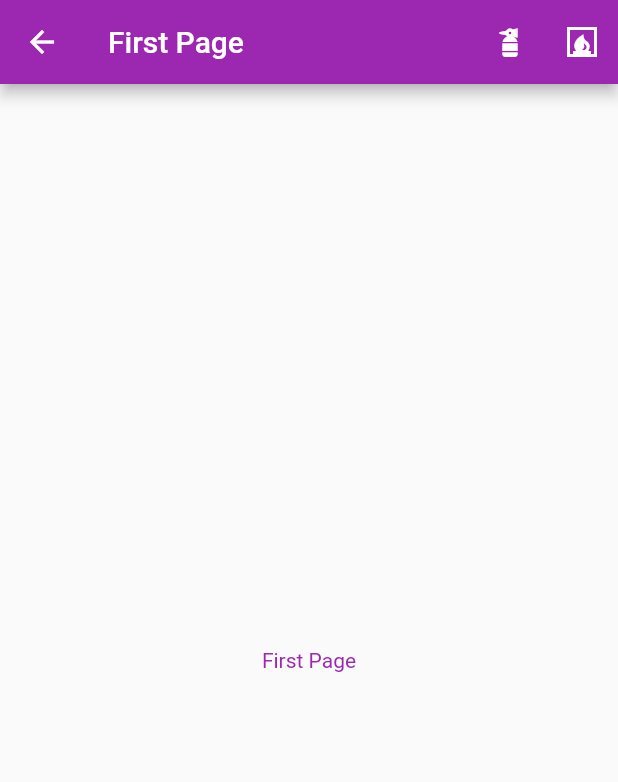
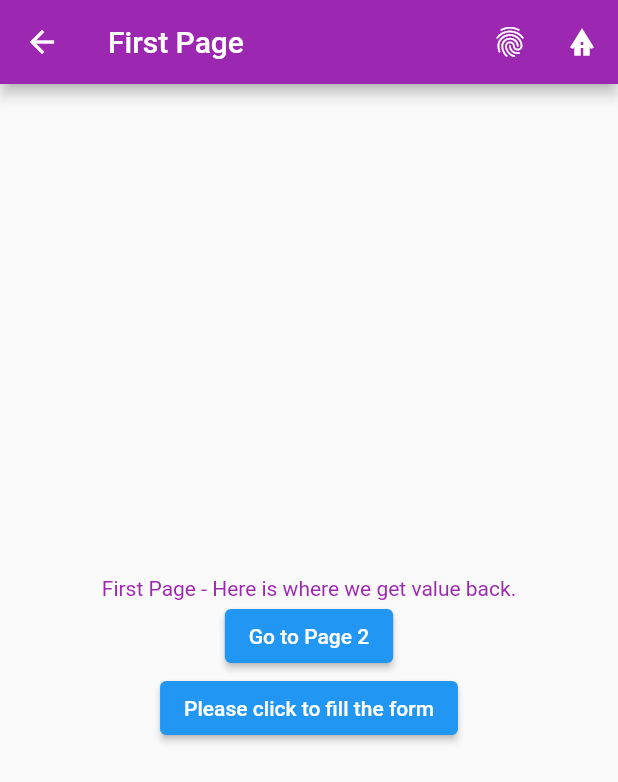
Before and after one commit to is381-1-2021/juthamas, a Flutter app: the FirstPage screen opened by its route, on a phone screen of 412 x 824 dp. Shown: the top 782 px of the screen. Run offline on Flutter 3.47's test engine with Material 2 defaults, Android fonts, the phone set to English and light mode, and no system bars.

Commit message:
Navigation with data passing around

```diff
--- a/first_app/lib/main.dart
+++ b/first_app/lib/main.dart
@@ -1,3 +1,4 @@
+import 'package:first_app/pages/seventh_page.dart';
 import 'package:flutter/material.dart';
 
 import 'pages/fifth_page.dart';
@@ -6,6 +7,7 @@
 import 'pages/second_page.dart';
 import 'pages/sixth_page.dart';
 import 'pages/third_page.dart';
+import 'pages/seventh_page.dart';
 
 void main() {
   runApp(MyApp());
@@ -23,7 +25,7 @@
           bodyText2: TextStyle(color: Colors.purple),
         ),
       ),
-      initialRoute: '/5',
+      initialRoute: '/4',
       routes: <String,WidgetBuilder> {
         '/1': (context) => FirstPage(),
         '/2': (context) => SecondPage(),
@@ -31,6 +33,7 @@
         '/4': (context) => FourthPage(),
         '/5':(context) => Fifthpage(),
         '/6':(context) => SixthPage(),
+        '/7':(context) => SeventhPage(),
       },
     );
   }
--- a/first_app/lib/pages/first_page.dart
+++ b/first_app/lib/pages/first_page.dart
@@ -1,6 +1,14 @@
+import 'package:first_app/pages/second_page.dart';
 import 'package:flutter/material.dart';
 
-class FirstPage extends StatelessWidget{
+class FirstPage extends StatefulWidget{
+  @override
+  _FirstPageState createState() => _FirstPageState();
+}
+
+class _FirstPageState extends State<FirstPage> {
+  String? _message = 'Here is where we get value back.';
+
   @override
   Widget build(BuildContext context) {
     return Scaffold(
@@ -8,19 +16,45 @@
         title: Text('First Page'),
         actions: [
           IconButton(
-          icon: Icon(Icons.fire_hydrant),
+            icon: Icon(Icons.fingerprint),
             tooltip: 'Button1',
             onPressed: () {},
           ),
           IconButton(
-          icon: Icon(Icons.fireplace),
+            icon: Icon(Icons.bungalow),
             tooltip: 'Button2',
             onPressed: () {},
           ),
         ],
       ),
       body: Center(
-          child: Text('First Page'),
+        child: Column(
+          mainAxisAlignment: MainAxisAlignment.center,
+          children: [
+            Text('First Page - $_message'),
+            ElevatedButton(
+              onPressed: () {
+                Navigator.push(
+                  context,
+                  MaterialPageRoute(
+                    builder: (context) => SecondPage(),
+                    ),
+                );
+              },
+              child: Text('Go to Page 2'),
+            ),
+            ElevatedButton(
+              onPressed:  () async {
+                var response = await Navigator.pushNamed(context, '/6');
+
+                setState(() {
+                  _message = response.toString();
+                });
+              },
+              child: Text('Please click to fill the form'),
+            ),
+          ],
+        ),
       ),
     );
   }
--- a/first_app/lib/pages/sixth_page.dart
+++ b/first_app/lib/pages/sixth_page.dart
@@ -87,9 +87,9 @@
             if  (_formKey.currentState!.validate()){
               _formKey.currentState!.save();
 
-              ScaffoldMessenger.of(context).showSnackBar(SnackBar(
-                content: Text('Processing $_firstName $_lastName $_age'),
-              ));
+              var response ='Processing $_firstName $_lastName $_age';
+
+              Navigator.pop(context, response);
             }
           },
             child: Text('Submit'),
```
Also changed, not shown: first_app/lib/pages/fourth_page.dart (+76 -6 lines), first_app/lib/pages/seventh_page.dart (added, +57 -0 lines). Lines whose indentation alone changed are shown as unchanged.
